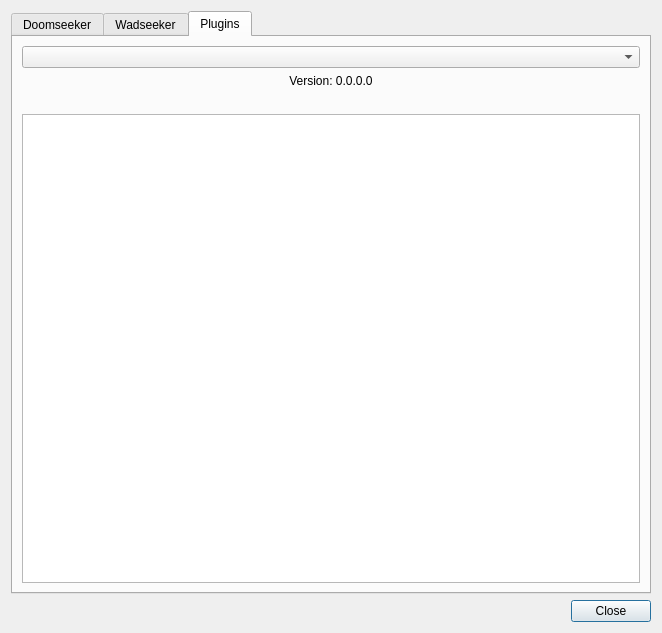
This is src/core/gui/aboutdialog.ui in drfrag666/doomseeker-unofficial as Qt 5 draws it before an edit. The edited form follows.
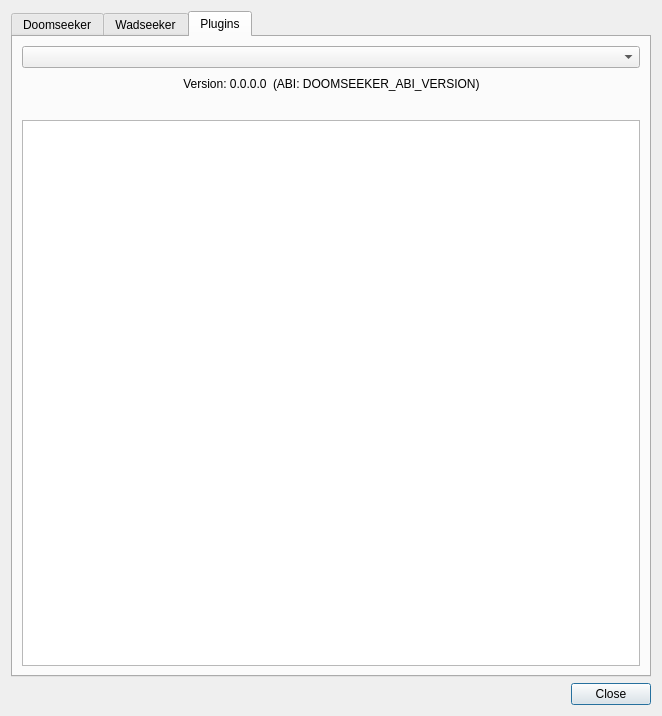
This is the edited form. The open tabs and pages were chosen to show the change. Icons and pictures are not drawn.

Commit message: - Show ABI version on the 'About' section. (#3401) - Refactor plugin version format to be similar to Doomseeker version.

The edit to the form file:
```diff
--- a/src/core/gui/aboutdialog.ui
+++ b/src/core/gui/aboutdialog.ui
@@ -7,7 +7,7 @@
     <x>0</x>
     <y>0</y>
     <width>662</width>
-    <height>633</height>
+    <height>716</height>
    </rect>
   </property>
   <property name="windowTitle">
@@ -522,6 +522,24 @@
        <item>
         <layout class="QVBoxLayout" name="verticalLayout_5">
          <item>
+          <layout class="QHBoxLayout" name="horizontalLayout_3">
+           <property name="topMargin">
+            <number>0</number>
+           </property>
+           <item>
+            <spacer name="horizontalSpacer_6">
+             <property name="orientation">
+              <enum>Qt::Horizontal</enum>
+             </property>
+             <property name="sizeHint" stdset="0">
+              <size>
+               <width>40</width>
+               <height>20</height>
+              </size>
+             </property>
+            </spacer>
+           </item>
+           <item>
           <widget class="QLabel" name="pluginVersion">
            <property name="text">
             <string>Version: 0.0.0.0</string>
@@ -533,6 +551,28 @@
             <set>Qt::LinksAccessibleByMouse|Qt::TextSelectableByMouse</set>
            </property>
           </widget>
+           </item>
+           <item>
+            <widget class="QLabel" name="pluginAbiVersion">
+             <property name="text">
+              <string>(ABI: DOOMSEEKER_ABI_VERSION)</string>
+             </property>
+            </widget>
+           </item>
+           <item>
+            <spacer name="horizontalSpacer_7">
+             <property name="orientation">
+              <enum>Qt::Horizontal</enum>
+             </property>
+             <property name="sizeHint" stdset="0">
+              <size>
+               <width>40</width>
+               <height>20</height>
+              </size>
+             </property>
+            </spacer>
+           </item>
+          </layout>
          </item>
          <item>
           <widget class="QLabel" name="pluginAuthor">
```
Left out of the diff: 40 changed lines with no effect on the pictures. Lines whose indentation alone changed are shown as unchanged. The commit also changes 1 other file.
